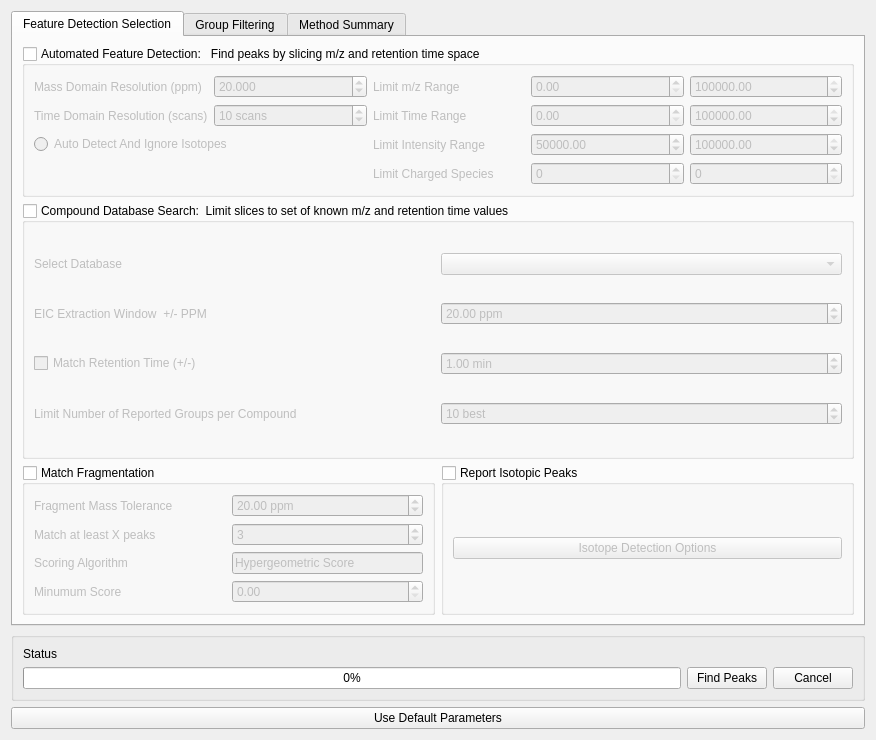
Qt form src/gui/mzroll/forms/peakdetectiondialog.ui (ElucidataInc/ElMaven) before a commit.
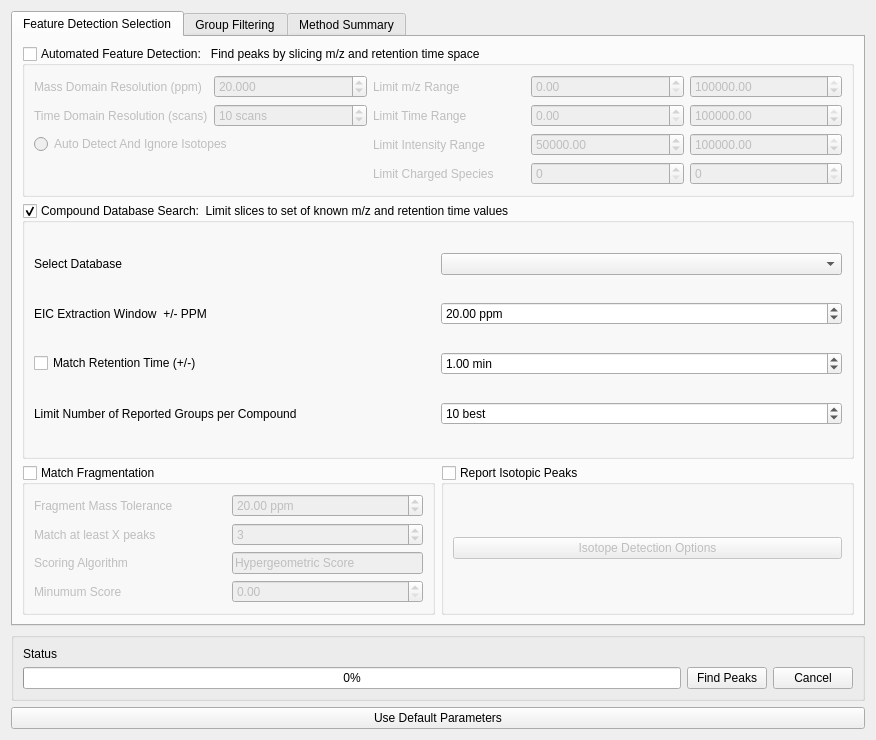
The same form after that commit.

Commit message: Enable peak detection using compound database in UI by default

```diff
--- a/src/gui/mzroll/forms/peakdetectiondialog.ui
+++ b/src/gui/mzroll/forms/peakdetectiondialog.ui
@@ -239,7 +239,7 @@
           <bool>true</bool>
          </property>
          <property name="checked">
-          <bool>false</bool>
+          <bool>true</bool>
          </property>
          <layout class="QGridLayout" name="gridLayout_2">
           <item row="0" column="0">
```
